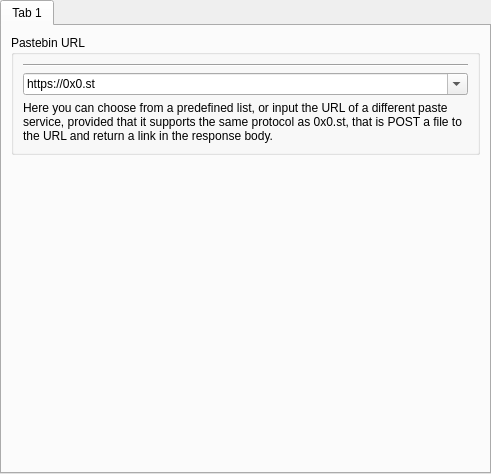
FreesmTeam/FreesmLauncher, file launcher/ui/pages/global/PastePage.ui: the form before one commit.
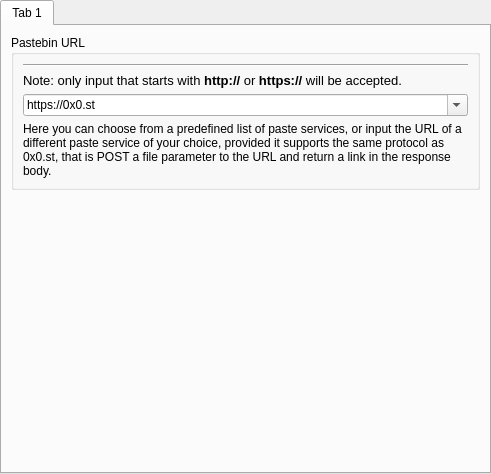
The form after the commit.

Commit message: Validate Pastebin URL with regex

Patch:
```diff
--- a/launcher/ui/pages/global/PastePage.ui
+++ b/launcher/ui/pages/global/PastePage.ui
@@ -46,6 +46,21 @@
             </property>
            </widget>
           </item>
+          <item>
+           <widget class="QLabel" name="label_2">
+            <property name="font">
+             <font>
+              <pointsize>10</pointsize>
+             </font>
+            </property>
+            <property name="text">
+             <string>&lt;html&gt;&lt;head/&gt;&lt;body&gt;&lt;p&gt;Note: only input that starts with &lt;span style=&quot; font-weight:600;&quot;&gt;http://&lt;/span&gt; or &lt;span style=&quot; font-weight:600;&quot;&gt;https://&lt;/span&gt; will be accepted.&lt;/p&gt;&lt;/body&gt;&lt;/html&gt;</string>
+            </property>
+            <property name="scaledContents">
+             <bool>false</bool>
+            </property>
+           </widget>
+          </item>
           <item>
            <widget class="QComboBox" name="urlChoices">
             <property name="editable">
@@ -69,7 +84,7 @@
           <item>
            <widget class="QLabel" name="label">
             <property name="text">
-             <string>&lt;html&gt;&lt;head/&gt;&lt;body&gt;&lt;p&gt;Here you can choose from a predefined list, or input the URL of a different paste service, provided that it supports the same protocol as 0x0.st, that is POST a file to the URL and return a link in the response body.&lt;/p&gt;&lt;/body&gt;&lt;/html&gt;</string>
+             <string>&lt;html&gt;&lt;head/&gt;&lt;body&gt;&lt;p&gt;Here you can choose from a predefined list of paste services, or input the URL of a different paste service of your choice, provided it supports the same protocol as 0x0.st, that is POST a file parameter to the URL and return a link in the response body.&lt;/p&gt;&lt;/body&gt;&lt;/html&gt;</string>
             </property>
             <property name="textFormat">
              <enum>Qt::RichText</enum>
```
Left out of the diff: 2 changed lines with no effect on the pictures. The commit also changes 1 other file.
